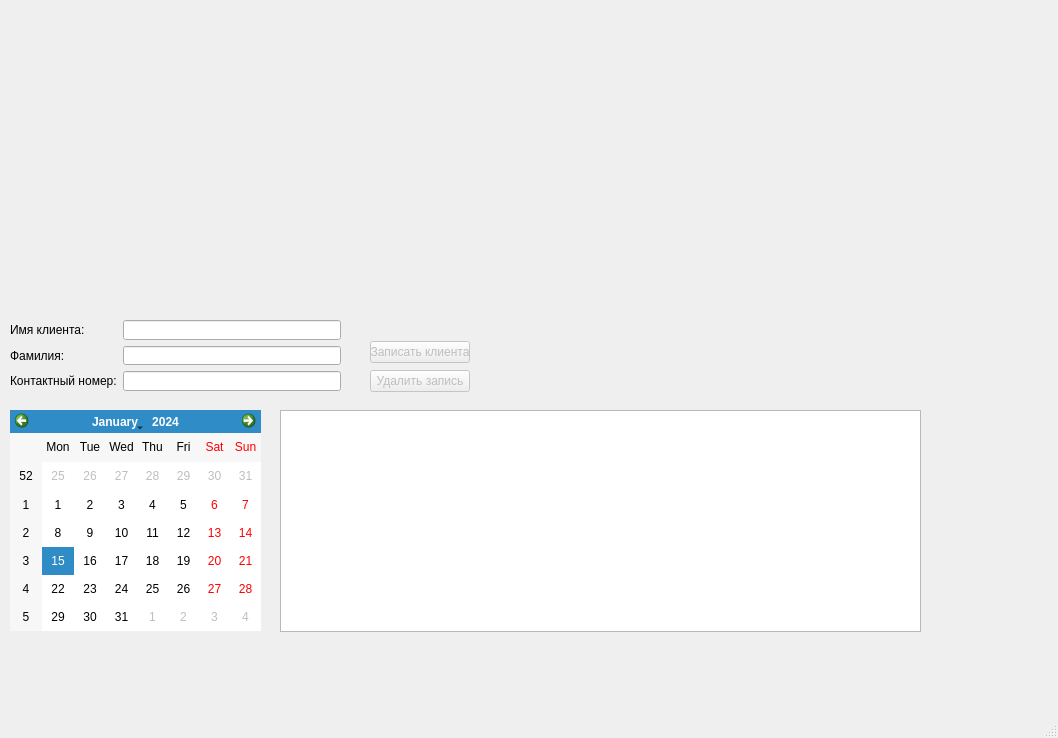
The window that mainwindow.ui (Yourp/CourseWork) describes before a commit, drawn with Qt 5.
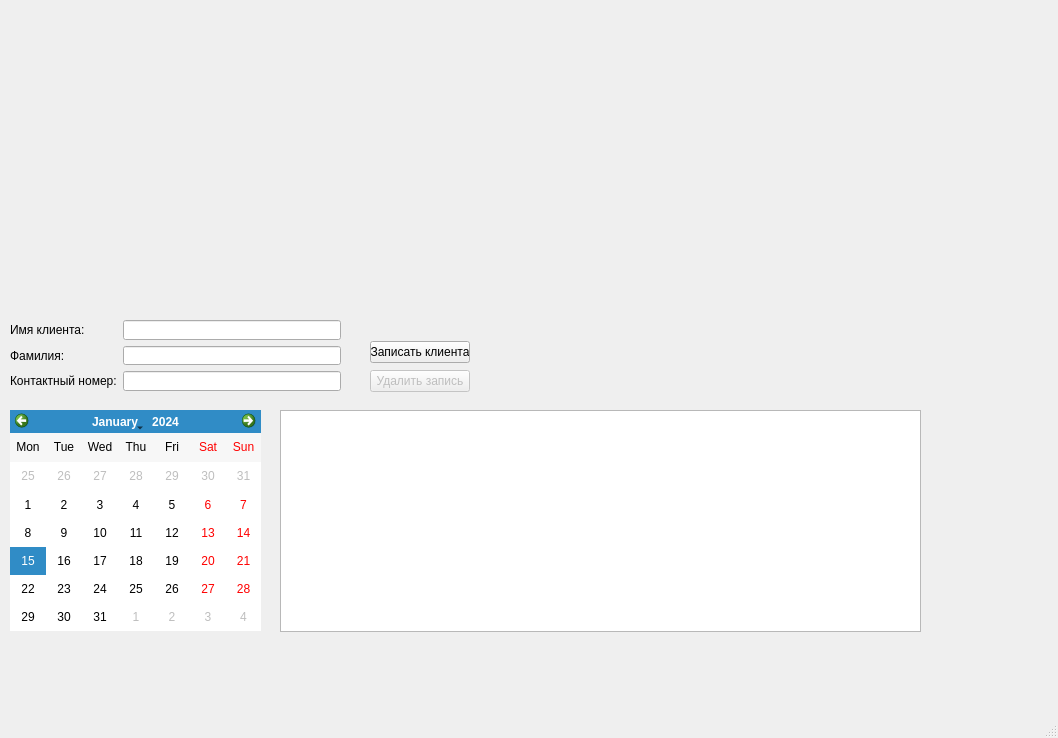
The same window after the commit.

Patch:
```diff
--- a/mainwindow.ui
+++ b/mainwindow.ui
@@ -23,6 +23,26 @@
       <height>221</height>
      </rect>
     </property>
+    <property name="minimumDate">
+     <date>
+      <year>2020</year>
+      <month>9</month>
+      <day>14</day>
+     </date>
+    </property>
+    <property name="maximumDate">
+     <date>
+      <year>2100</year>
+      <month>12</month>
+      <day>31</day>
+     </date>
+    </property>
+    <property name="horizontalHeaderFormat">
+     <enum>QCalendarWidget::ShortDayNames</enum>
+    </property>
+    <property name="verticalHeaderFormat">
+     <enum>QCalendarWidget::NoVerticalHeader</enum>
+    </property>
    </widget>
    <widget class="QTableWidget" name="TW_Orders">
     <property name="geometry">
@@ -104,7 +124,7 @@
      <item>
       <widget class="QPushButton" name="PB_AddOrder">
        <property name="enabled">
-        <bool>false</bool>
+        <bool>true</bool>
        </property>
        <property name="text">
         <string>Записать клиента</string>
```
Left out of the diff: 6 changed lines with no effect on the pictures.
